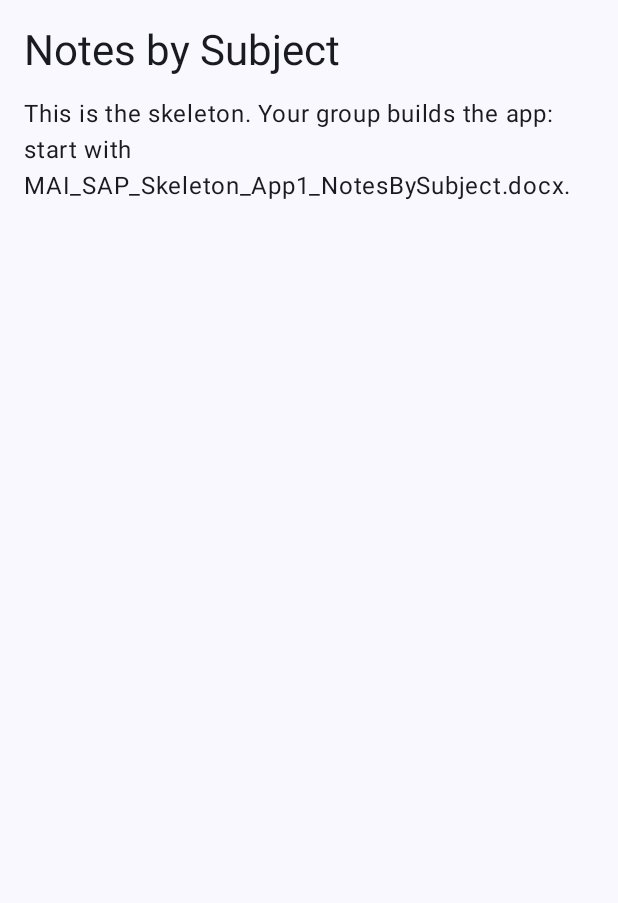
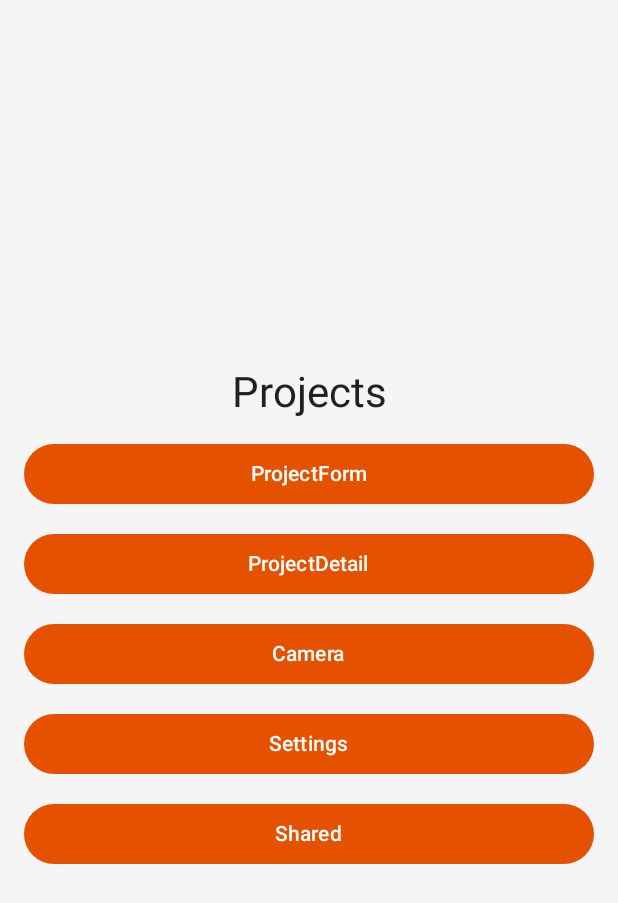
Before and after one commit to victoriapico-creator/levelMate, an Android app built with Jetpack Compose: the screen it shows after launch (MainActivity), on a phone screen of 412 x 824 dp. Shown: the top 903 px of the screen. Run offline under Robolectric (Android 15) with nearby library versions, the phone set to English and light mode, and no system bars.

Commit message:
VP-01 Navigation graph and theme

```diff
--- a/app/src/main/java/com/example/notesbysubject/MainActivity.kt
+++ b/app/src/main/java/com/example/notesbysubject/MainActivity.kt
@@ -4,18 +4,11 @@ import android.os.Bundle
 import androidx.activity.ComponentActivity
 import androidx.activity.compose.setContent
 import androidx.activity.enableEdgeToEdge
-import androidx.compose.foundation.layout.Arrangement
-import androidx.compose.foundation.layout.Column
 import androidx.compose.foundation.layout.fillMaxSize
 import androidx.compose.foundation.layout.padding
-import androidx.compose.material3.MaterialTheme
 import androidx.compose.material3.Scaffold
-import androidx.compose.material3.Text
-import androidx.compose.runtime.Composable
 import androidx.compose.ui.Modifier
-import androidx.compose.ui.res.stringResource
-import androidx.compose.ui.tooling.preview.Preview
-import androidx.compose.ui.unit.dp
+import com.example.notesbysubject.ui.navigation.AppNavGraph
 import com.example.notesbysubject.ui.theme.NotesBySubjectTheme
 
 class MainActivity : ComponentActivity() {
@@ -25,34 +18,9 @@ class MainActivity : ComponentActivity() {
         setContent {
             NotesBySubjectTheme {
                 Scaffold(modifier = Modifier.fillMaxSize()) { innerPadding ->
-                    SkeletonScreen(modifier = Modifier.padding(innerPadding))
+                    AppNavGraph(modifier = Modifier.padding(innerPadding))
                 }
             }
         }
     }
 }
-
-/**
- * Given by the skeleton, so that the app opens. Replace it with your own screens.
- */
-@Composable
-fun SkeletonScreen(modifier: Modifier = Modifier) {
-    Column(
-        modifier = modifier.padding(16.dp),
-        verticalArrangement = Arrangement.spacedBy(12.dp)
-    ) {
-        Text(
-            text = stringResource(R.string.app_name),
-            style = MaterialTheme.typography.headlineMedium
-        )
-        Text(text = stringResource(R.string.skeleton_placeholder))
-    }
-}
-
-@Preview(showBackground = true)
-@Composable
-fun SkeletonScreenPreview() {
-    NotesBySubjectTheme {
-        SkeletonScreen()
-    }
-}
--- /dev/null
+++ b/app/src/main/java/com/example/notesbysubject/ui/navigation/AppNavGraph.kt
@@ -0,0 +1,52 @@
+package com.example.notesbysubject.ui.navigation
+
+import androidx.compose.runtime.Composable
+import androidx.compose.ui.Modifier
+import androidx.navigation.NavHostController
+import androidx.navigation.compose.NavHost
+import androidx.navigation.compose.composable
+import androidx.navigation.compose.rememberNavController
+import com.example.notesbysubject.ui.screens.CameraScreen
+import com.example.notesbysubject.ui.screens.ProjectDetailScreen
+import com.example.notesbysubject.ui.screens.ProjectFormScreen
+import com.example.notesbysubject.ui.screens.ProjectsScreen
+import com.example.notesbysubject.ui.screens.SettingsScreen
+import com.example.notesbysubject.ui.screens.SharedScreen
+
+@Composable
+fun AppNavGraph(
+    modifier: Modifier = Modifier,
+    navController: NavHostController = rememberNavController()
+) {
+    NavHost(
+        navController = navController,
+        startDestination = "projects",
+        modifier = modifier
+    ) {
+        composable("projects") {
+            ProjectsScreen(
+                onNavigateToProjectForm = { navController.navigate("projectForm") },
+                onNavigateToProjectDetail = { projectId -> navController.navigate("projectDetail/$projectId") },
+                onNavigateToCamera = { navController.navigate("camera") },
+                onNavigateToSettings = { navController.navigate("settings") },
+                onNavigateToShared = { navController.navigate("shared") }
+            )
+        }
+        composable("projectForm") {
+            ProjectFormScreen()
+        }
+        composable("projectDetail/{projectId}") { backStackEntry ->
+            val projectId = backStackEntry.arguments?.getString("projectId")
+            ProjectDetailScreen(projectId = projectId)
+        }
+        composable("camera") {
+            CameraScreen()
+        }
+        composable("settings") {
+            SettingsScreen()
+        }
+        composable("shared") {
+            SharedScreen()
+        }
+    }
+}
--- /dev/null
+++ b/app/src/main/java/com/example/notesbysubject/ui/screens/ProjectsScreen.kt
@@ -0,0 +1,86 @@
+package com.example.notesbysubject.ui.screens
+
+import androidx.compose.foundation.layout.Arrangement
+import androidx.compose.foundation.layout.Column
+import androidx.compose.foundation.layout.fillMaxSize
+import androidx.compose.foundation.layout.fillMaxWidth
+import androidx.compose.foundation.layout.padding
+import androidx.compose.material3.Button
+import androidx.compose.material3.MaterialTheme
+import androidx.compose.material3.Text
+import androidx.compose.runtime.Composable
+import androidx.compose.ui.Alignment
+import androidx.compose.ui.Modifier
+import androidx.compose.ui.unit.dp
+
+@Composable
+fun ProjectsScreen(
+    onNavigateToProjectForm: () -> Unit,
+    onNavigateToProjectDetail: (String) -> Unit,
+    onNavigateToCamera: () -> Unit,
+    onNavigateToSettings: () -> Unit,
+    onNavigateToShared: () -> Unit,
+    modifier: Modifier = Modifier
+) {
+    Column(
+        modifier = modifier
+            .fillMaxSize()
+            .padding(16.dp),
+        horizontalAlignment = Alignment.CenterHorizontally,
+        verticalArrangement = Arrangement.spacedBy(12.dp, Alignment.CenterVertically)
+    ) {
+        Text(
+            text = "Projects",
+            style = MaterialTheme.typography.headlineMedium
+        )
+        Button(
+            onClick = onNavigateToProjectForm,
+            modifier = Modifier.fillMaxWidth()
+        ) {
+            Text("ProjectForm")
+        }
+        Button(
+            onClick = { onNavigateToProjectDetail("sampleId") },
+            modifier = Modifier.fillMaxWidth()
+        ) {
+            Text("ProjectDetail")
+        }
+        Button(
+            onClick = onNavigateToCamera,
+            modifier = Modifier.fillMaxWidth()
+        ) {
+            Text("Camera")
+        }
+        Button(
+            onClick = onNavigateToSettings,
+            modifier = Modifier.fillMaxWidth()
+        ) {
+            Text("Settings")
+        }
+        Button(
+            onClick = onNavigateToShared,
+            modifier = Modifier.fillMaxWidth()
+        ) {
+            Text("Shared")
+        }
+    }
+}
+
+@Composable
+fun Projects(
+    onNavigateToProjectForm: () -> Unit,
+    onNavigateToProjectDetail: (String) -> Unit,
+    onNavigateToCamera: () -> Unit,
+    onNavigateToSettings: () -> Unit,
+    onNavigateToShared: () -> Unit,
+    modifier: Modifier = Modifier
+) {
+    ProjectsScreen(
+        onNavigateToProjectForm = onNavigateToProjectForm,
+        onNavigateToProjectDetail = onNavigateToProjectDetail,
+        onNavigateToCamera = onNavigateToCamera,
+        onNavigateToSettings = onNavigateToSettings,
+        onNavigateToShared = onNavigateToShared,
+        modifier = modifier
+    )
+}
--- a/app/src/main/java/com/example/notesbysubject/ui/theme/Color.kt
+++ b/app/src/main/java/com/example/notesbysubject/ui/theme/Color.kt
@@ -2,10 +2,17 @@ package com.example.notesbysubject.ui.theme
 
 import androidx.compose.ui.graphics.Color
 
-val Purple80 = Color(0xFFD0BCFF)
-val PurpleGrey80 = Color(0xFFCCC2DC)
-val Pink80 = Color(0xFFEFB8C8)
+// Orange and Dark Grey (Workshop Style) Palette
+val OrangePrimary = Color(0xFFE65100)
+val OrangePrimaryDark = Color(0xFFFF9800)
+val OrangeContainerLight = Color(0xFFFFE0B2)
+val OrangeContainerDark = Color(0xFFE65100)
+val OnOrangeContainerLight = Color(0xFF3E1A00)
+val OnOrangeContainerDark = Color(0xFFFFE0B2)
 
-val Purple40 = Color(0xFF6650a4)
-val PurpleGrey40 = Color(0xFF625b71)
-val Pink40 = Color(0xFF7D5260)
+val DarkGrey = Color(0xFF212121)
+val DarkGreySecondary = Color(0xFF424242)
+val DarkGreyBackground = Color(0xFF121212)
+val DarkGreySurface = Color(0xFF1E1E1E)
+val LightGreyBackground = Color(0xFFF5F5F5)
+val LightGreyText = Color(0xFFE0E0E0)
--- a/app/src/main/java/com/example/notesbysubject/ui/theme/Theme.kt
+++ b/app/src/main/java/com/example/notesbysubject/ui/theme/Theme.kt
@@ -1,54 +1,49 @@
 package com.example.notesbysubject.ui.theme
 
-import android.app.Activity
-import android.os.Build
 import androidx.compose.foundation.isSystemInDarkTheme
 import androidx.compose.material3.MaterialTheme
 import androidx.compose.material3.darkColorScheme
-import androidx.compose.material3.dynamicDarkColorScheme
-import androidx.compose.material3.dynamicLightColorScheme
 import androidx.compose.material3.lightColorScheme
 import androidx.compose.runtime.Composable
-import androidx.compose.ui.platform.LocalContext
+import androidx.compose.ui.graphics.Color
 
 private val DarkColorScheme = darkColorScheme(
-    primary = Purple80,
-    secondary = PurpleGrey80,
-    tertiary = Pink80
+    primary = OrangePrimaryDark,
+    onPrimary = DarkGrey,
+    primaryContainer = OrangeContainerDark,
+    onPrimaryContainer = OnOrangeContainerDark,
+    secondary = Color(0xFFBDBDBD),
+    onSecondary = DarkGrey,
+    background = DarkGreyBackground,
+    onBackground = LightGreyText,
+    surface = DarkGreySurface,
+    onSurface = LightGreyText,
+    surfaceVariant = Color(0xFF2C2C2C),
+    onSurfaceVariant = Color(0xFFCCCCCC)
 )
 
 private val LightColorScheme = lightColorScheme(
-    primary = Purple40,
-    secondary = PurpleGrey40,
-    tertiary = Pink40
-
-    /* Other default colors to override
-    background = Color(0xFFFFFBFE),
-    surface = Color(0xFFFFFBFE),
+    primary = OrangePrimary,
     onPrimary = Color.White,
+    primaryContainer = OrangeContainerLight,
+    onPrimaryContainer = OnOrangeContainerLight,
+    secondary = DarkGreySecondary,
     onSecondary = Color.White,
-    onTertiary = Color.White,
-    onBackground = Color(0xFF1C1B1F),
-    onSurface = Color(0xFF1C1B1F),
-    */
+    background = LightGreyBackground,
+    onBackground = DarkGrey,
+    surface = Color.White,
+    onSurface = DarkGrey,
+    surfaceVariant = Color(0xFFEEEEEE),
+    onSurfaceVariant = DarkGreySecondary
 )
 
 @Composable
 fun NotesBySubjectTheme(
     darkTheme: Boolean = isSystemInDarkTheme(),
-    // Dynamic color is available on Android 12+
-    dynamicColor: Boolean = true,
+    dynamicColor: Boolean = false,
     content: @Composable () -> Unit
 ) {
-    val colorScheme = when {
-        dynamicColor && Build.VERSION.SDK_INT >= Build.VERSION_CODES.S -> {
-            val context = LocalContext.current
-            if (darkTheme) dynamicDarkColorScheme(context) else dynamicLightColorScheme(context)
-        }
-
-        darkTheme -> DarkColorScheme
-        else -> LightColorScheme
-    }
+    val colorScheme = if (darkTheme) DarkColorScheme else LightColorScheme
 
     MaterialTheme(
         colorScheme = colorScheme,
```
Also changed, not shown: app/src/main/java/com/example/notesbysubject/ui/screens/CameraScreen.kt (added, +31 -0 lines), app/src/main/java/com/example/notesbysubject/ui/screens/ProjectDetailScreen.kt (added, +36 -0 lines), app/src/main/java/com/example/notesbysubject/ui/screens/ProjectFormScreen.kt (added, +31 -0 lines), app/src/main/java/com/example/notesbysubject/ui/screens/SettingsScreen.kt (added, +31 -0 lines), app/src/main/java/com/example/notesbysubject/ui/screens/SharedScreen.kt (added, +31 -0 lines).
